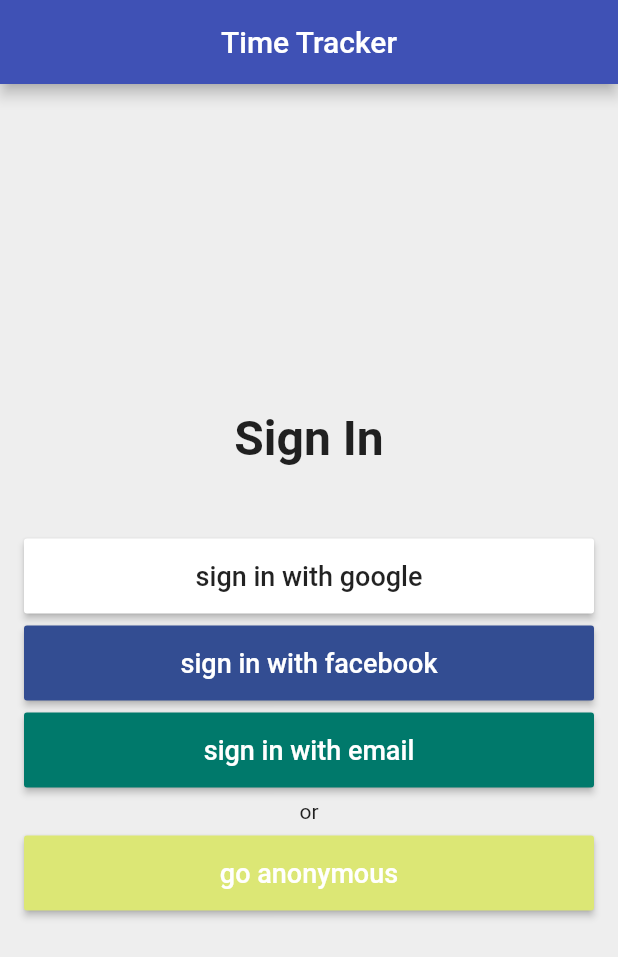
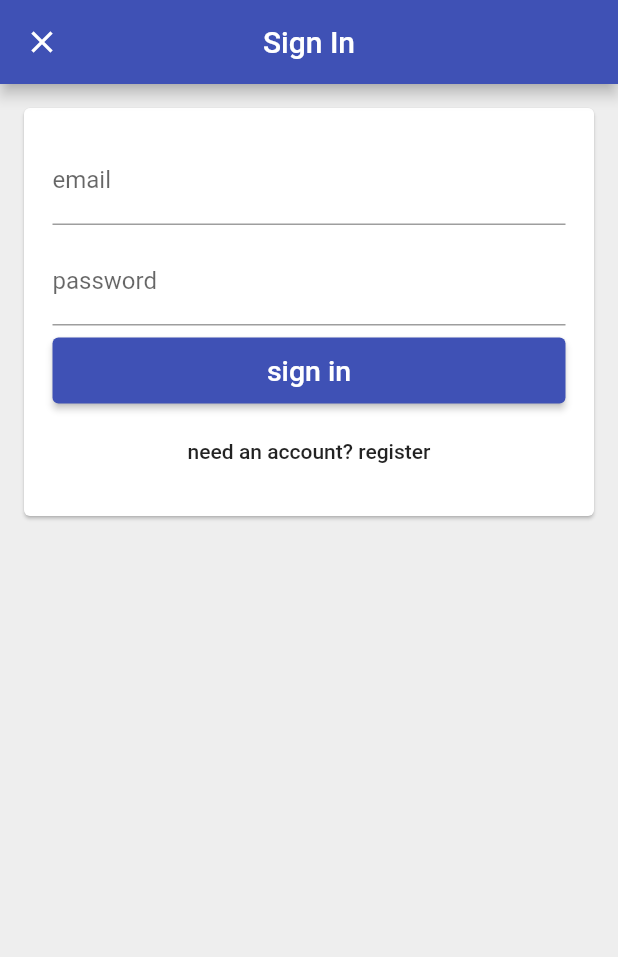
Before and after one commit to mahmoudali01/timeTracker, a Flutter app: the screen it shows after launch, after a tap on "sign in with email", on a phone screen of 412 x 824 dp. Shown: the top 957 px of the screen. Run offline on Flutter 3.47's test engine with Material 2 defaults, Android fonts, the phone set to English and light mode, and no system bars; our stand-ins replace firebase_auth, firebase_core, google_sign_in; missing offline and left inert: flutter_login_facebook; accounts and stored records are empty.

Commit message:
small change

```diff
--- a/lib/app/sign-in/email-sign-in.dart
+++ b/lib/app/sign-in/email-sign-in.dart
@@ -0,0 +1,23 @@
+import 'package:andreApp/services/auth.dart';
+import 'package:flutter/material.dart';
+import 'email-signin-form.dart';
+
+class EmailSignIn extends StatelessWidget {
+  final authBase auth;
+
+  const EmailSignIn({Key key, @required this.auth}) : super(key: key);
+  @override
+  Widget build(BuildContext context) {
+    return Scaffold(
+      appBar: AppBar(centerTitle: true, title: Text('Sign In')),
+      body: Padding(
+          padding: EdgeInsets.all(12.0),
+          child: Card(
+            child: EmailSignInForm(
+              auth: auth,
+            ),
+          )),
+      backgroundColor: Colors.grey[200],
+    );
+  }
+}
--- /dev/null
+++ b/lib/app/sign-in/email-signin-form.dart
@@ -0,0 +1,93 @@
+import 'package:andreApp/common-widgets/form-submit-button.dart';
+import 'package:andreApp/services/auth.dart';
+import 'package:flutter/material.dart';
+import 'package:flutter/services.dart';
+
+enum EmailSignInType { signIn, register }
+
+class EmailSignInForm extends StatefulWidget {
+  const EmailSignInForm({Key key, @required this.auth}) : super(key: key);
+
+  final authBase auth;
+
+  @override
+  _EmailSignInFormState createState() => _EmailSignInFormState();
+}
+
+class _EmailSignInFormState extends State<EmailSignInForm> {
+  final TextEditingController _emailController = TextEditingController();
+  final TextEditingController _passwordController = TextEditingController();
+  EmailSignInType _formType = EmailSignInType.signIn;
+  String get _email => _emailController.text;
+  String get _password => _passwordController.text;
+
+  void _submit() async {
+    try {
+      if (_formType == EmailSignInType.signIn) {
+        await widget.auth.signInWithEmaillAndPassword(_email, _password);
+      } else {
+        await widget.auth.createUserWithEmaillAndPassword(_email, _password);
+      }
+      Navigator.of(context).pop();
+    } catch (e) {
+      print(e.toString());
+    }
+  }
+
+  void _toggleFormType() {
+    setState(() {
+      _formType = _formType == EmailSignInType.signIn
+          ? EmailSignInType.register
+          : EmailSignInType.signIn;
+    });
+    _emailController.clear();
+    _passwordController.clear();
+  }
+
+  List<Widget> _buidChildren() {
+    final primaryText =
+        _formType == EmailSignInType.signIn ? 'sign in' : 'create an account';
+    final secondaryText = _formType == EmailSignInType.register
+        ? 'have an account? sign in'
+        : 'need an account? register';
+    return [
+      TextField(
+        controller: _emailController,
+        decoration:
+            InputDecoration(labelText: 'email', hintText: 'test@test.com'),
+        keyboardType: TextInputType.emailAddress,
+        textInputAction: TextInputAction.next,
+      ),
+      SizedBox(
+        height: 8.0,
+      ),
+      TextField(
+        controller: _passwordController,
+        decoration: InputDecoration(
+          labelText: 'password',
+        ),
+        obscureText: true,
+        textInputAction: TextInputAction.done,
+      ),
+      SizedBox(
+        height: 8.0,
+      ),
+      FormSubmitButton(text: primaryText, onPressed: _submit),
+      SizedBox(
+        height: 8.0,
+      ),
+      FlatButton(child: Text(secondaryText), onPressed: _toggleFormType)
+    ];
+  }
+
+  @override
+  Widget build(BuildContext context) {
+    return Padding(
+        padding: EdgeInsets.all(19.0),
+        child: Column(
+          crossAxisAlignment: CrossAxisAlignment.stretch,
+          mainAxisSize: MainAxisSize.min,
+          children: _buidChildren(),
+        ));
+  }
+}
--- a/lib/app/sign-in/sign-in-page.dart
+++ b/lib/app/sign-in/sign-in-page.dart
@@ -1,3 +1,4 @@
+import 'package:andreApp/app/sign-in/email-sign-in.dart';
 import 'package:andreApp/app/sign-in/sign-in-button.dart';
 import 'package:andreApp/services/auth.dart';
 import 'package:flutter/material.dart';
@@ -21,7 +22,8 @@ class SignInPage extends StatelessWidget {
       print(e.toString());
     }
   }
-   Future<void> _signInWithFacebook() async {
+
+  Future<void> _signInWithFacebook() async {
     try {
       await auth.signInWithFacebook();
     } catch (e) {
@@ -29,16 +31,25 @@ class SignInPage extends StatelessWidget {
     }
   }
 
+  void _signInWithEmail(BuildContext context) {
+    Navigator.of(context).push(MaterialPageRoute<void>(
+      fullscreenDialog: true,
+      builder: (context) => EmailSignIn(
+        auth: auth,
+      ),
+    ));
+  }
+
   @override
   Widget build(BuildContext context) {
     return Scaffold(
       appBar: AppBar(centerTitle: true, title: Text('Time Tracker')),
-      body: _buildContent(),
+      body: _buildContent(context),
       backgroundColor: Colors.grey[200],
     );
   }
 
-  Widget _buildContent() {
+  Widget _buildContent(BuildContext context) {
     return Padding(
         //color: Colors.yellow,
         padding: EdgeInsets.all(16.0),
@@ -76,9 +87,7 @@ class SignInPage extends StatelessWidget {
               text: 'sign in with email',
               textColor: Colors.white,
               color: Colors.teal[700],
-              onPressed: () {
-                print('button pressed');
-              },
+              onPressed: () => _signInWithEmail(context),
             ),
             SizedBox(
               height: 8.0,
--- /dev/null
+++ b/lib/common-widgets/form-submit-button.dart
@@ -0,0 +1,19 @@
+import 'package:flutter/material.dart';
+
+import 'custom-raised-button.dart';
+
+class FormSubmitButton extends CustomRaisedButton {
+  FormSubmitButton({
+    @required String text,
+    VoidCallback onPressed,
+  }) : super(
+          child: Text(
+            text,
+            style: TextStyle(color: Colors.white, fontSize: 19.0),
+          ),
+          height: 44.0,
+          color: Colors.indigo,
+          borderRadius: 4.0,
+          onPressed: onPressed,
+        );
+}
--- a/lib/services/auth.dart
+++ b/lib/services/auth.dart
@@ -9,6 +9,8 @@ abstract class authBase {
   Stream<User> authStateChanges();
   Future<User> signInWithGoogle();
   Future<User> signInWithFacebook();
+  Future<User> signInWithEmaillAndPassword(String email, String password);
+  Future<User> createUserWithEmaillAndPassword(String email, String password);
 }
 
 class Auth implements authBase {
@@ -71,6 +73,22 @@ class Auth implements authBase {
   }
 
   @override
+  Future<User> signInWithEmaillAndPassword(
+      String email, String password) async {
+    final userCredential = await _firebaseAuth.signInWithCredential(
+        EmailAuthProvider.credential(email: email, password: password));
+    return userCredential.user;
+  }
+
+  @override
+  Future<User> createUserWithEmaillAndPassword(
+      String email, String password) async {
+    final userCredential = await _firebaseAuth.createUserWithEmailAndPassword(
+        email: email, password: password);
+    return userCredential.user;
+  }
+
+  @override
   User get currentUser => _firebaseAuth.currentUser;
   @override
   Stream<User> authStateChanges() => _firebaseAuth.authStateChanges();
```
